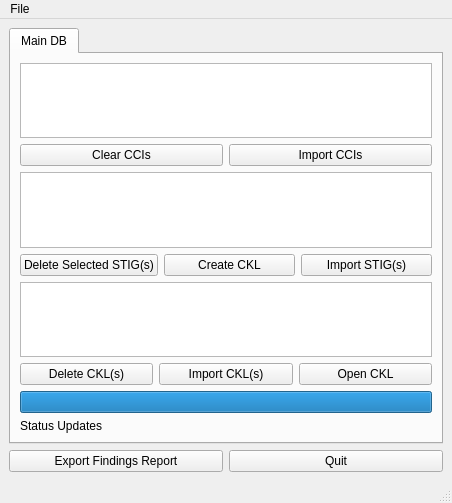
squinky86/STIGQter, file stigqter.ui: the form before one commit.
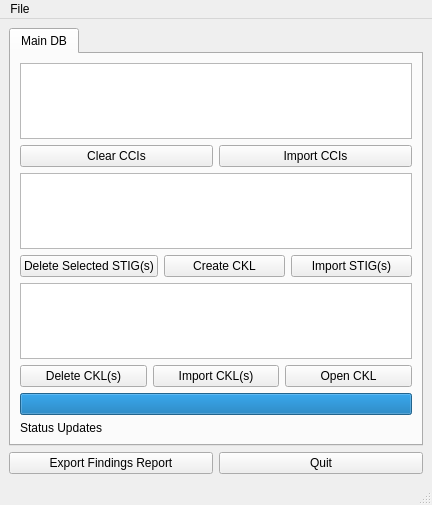
The form after the commit.

The edit to the form file:
```diff
--- a/stigqter.ui
+++ b/stigqter.ui
@@ -6,8 +6,8 @@
    <rect>
     <x>0</x>
     <y>0</y>
-    <width>452</width>
-    <height>503</height>
+    <width>432</width>
+    <height>505</height>
    </rect>
   </property>
   <property name="windowTitle">
@@ -154,7 +154,7 @@
     <rect>
      <x>0</x>
      <y>0</y>
-     <width>452</width>
+     <width>432</width>
      <height>21</height>
     </rect>
    </property>
```
Left out of the diff: 21 changed lines with no effect on the pictures.
